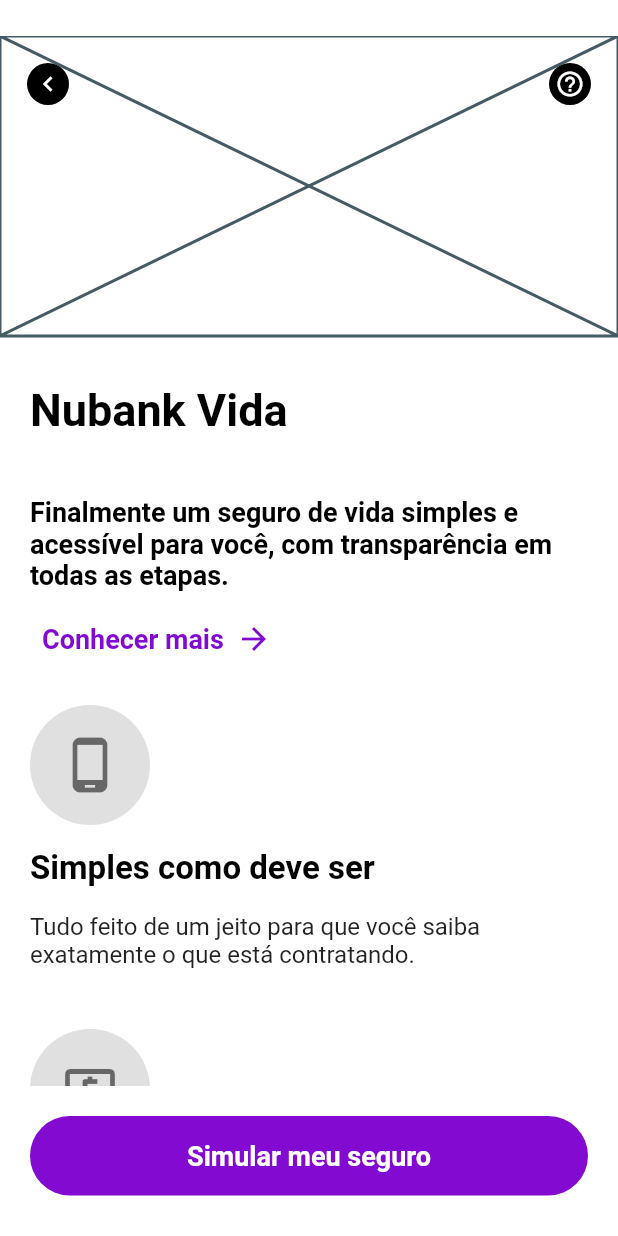
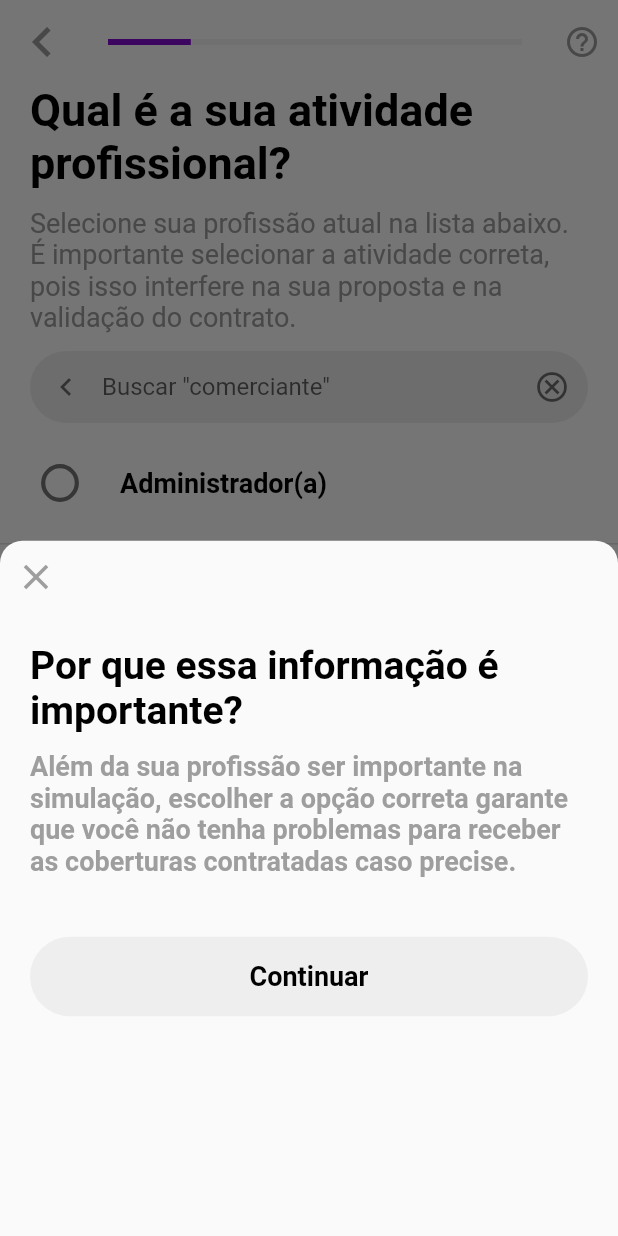
Before and after one commit to Eduardo-Tanaka/Nubank-flutter, a Flutter app: the SeguroVidaPage screen opened by its route, after a tap on "Simular meu seguro", on a phone screen of 412 x 824 dp. Run offline on Flutter 3.47's test engine with Material 2 defaults, Android fonts, the phone set to English and light mode, and no system bars; our stand-ins replace contacts_service, dotted_line, flutter_masked_text2, font_awesome_flutter, google_fonts, permission_handler and 1 more; missing offline and left inert: qr_code_scanner.

Commit message:
simular seguro vida

```diff
--- a/lib/app_widget.dart
+++ b/lib/app_widget.dart
@@ -32,6 +32,7 @@ import 'package:nubank/modules/recarga/recarga_valor_page.dart';
 import 'package:nubank/modules/receber/receber_page.dart';
 import 'package:nubank/modules/seguro/seguro_vida_info_page.dart';
 import 'package:nubank/modules/seguro/seguro_vida_page.dart';
+import 'package:nubank/modules/seguro/seguro_vida_simular_page.dart';
 import 'package:nubank/modules/transferir/qrcode/qrcode_read_page.dart';
 import 'package:nubank/modules/transferir/transferir_destino_page.dart';
 import 'package:nubank/modules/transferir/transferir_page.dart';
@@ -98,6 +99,7 @@ class AppWidget extends StatelessWidget {
       "/receber": ReceberPage(),
       "/seguro_vida": SeguroVidaPage(),
       "/seguro_vida_info": SeguroVidaInfoPage(),
+      "/seguro_vida_simular": SeguroVidaSimularPage(),
       "/transferir": TransferirPage(),
       "/transferir_confirmar": TransferirConfirmarPage(),
       "/transferir_destino": TransferirDestinoPage(),
--- a/lib/modules/seguro/seguro_vida_info_page.dart
+++ b/lib/modules/seguro/seguro_vida_info_page.dart
@@ -141,7 +141,9 @@ class SeguroVidaInfoPage extends StatelessWidget {
             children: [
               ButtonNuWidget(
                 text: "Simular meu seguro",
-                onPressed: () {},
+                onPressed: () {
+                  Navigator.pushNamed(context, "/seguro_vida_simular");
+                },
               ),
             ],
           ),
--- a/lib/modules/seguro/seguro_vida_page.dart
+++ b/lib/modules/seguro/seguro_vida_page.dart
@@ -190,7 +190,9 @@ class _SeguroVidaPageState extends State<SeguroVidaPage> {
             children: [
               ButtonNuWidget(
                 text: "Simular meu seguro",
-                onPressed: () {},
+                onPressed: () {
+                  Navigator.pushNamed(context, "/seguro_vida_simular");
+                },
               ),
             ],
           ),
--- /dev/null
+++ b/lib/modules/seguro/seguro_vida_simular_page.dart
@@ -0,0 +1,218 @@
+import 'package:flutter/material.dart';
+import 'package:nubank/shared/models/ajuda_params.dart';
+import 'package:nubank/shared/themes/app_text_styles.dart';
+import 'package:nubank/shared/widgets/app_bar/app_bar_widget.dart';
+import 'package:nubank/shared/widgets/button_nu/button_nu_widget.dart';
+import 'package:nubank/shared/widgets/floating_action_button/floating_action_button_widget.dart';
+import 'package:nubank/shared/widgets/radio_button/radio_button_widget.dart';
+
+class SeguroVidaSimularPage extends StatefulWidget {
+  const SeguroVidaSimularPage({Key? key}) : super(key: key);
+
+  @override
+  _SeguroVidaSimularPageState createState() => _SeguroVidaSimularPageState();
+}
+
+class _SeguroVidaSimularPageState extends State<SeguroVidaSimularPage> {
+  @override
+  void initState() {
+    super.initState();
+    WidgetsBinding.instance!.addPostFrameCallback((_) {
+      showModalBottomSheet(
+        context: context,
+        shape: RoundedRectangleBorder(
+          borderRadius: BorderRadius.only(
+            topLeft: Radius.circular(15.0),
+            topRight: Radius.circular(15.0),
+          ),
+        ),
+        builder: (context) {
+          return Container(
+            child: Column(
+              crossAxisAlignment: CrossAxisAlignment.start,
+              children: [
+                IconButton(
+                  iconSize: 28,
+                  splashRadius: 12,
+                  padding: const EdgeInsets.only(top: 0, bottom: 0),
+                  icon: Icon(
+                    Icons.close,
+                    color: Colors.grey,
+                  ),
+                  onPressed: () {
+                    Navigator.pop(context);
+                  },
+                  tooltip: "FECHAR",
+                ),
+                Padding(
+                  padding: const EdgeInsets.all(20),
+                  child: Column(
+                    crossAxisAlignment: CrossAxisAlignment.start,
+                    children: [
+                      Text(
+                        "Por que essa informação é importante?",
+                        style: TextStyles.titleBlackBold,
+                      ),
+                      Padding(
+                        padding: const EdgeInsets.only(
+                          top: 12,
+                          bottom: 40,
+                        ),
+                        child: Text(
+                          "Além da sua profissão ser importante na simulação, escolher a opção correta garante que você não tenha problemas para receber as coberturas contratadas caso precise.",
+                          style: TextStyles.textGreyBold,
+                        ),
+                      ),
+                      ButtonNuWidget(
+                        text: "Continuar",
+                        onPressed: () {},
+                        textColor: Colors.black,
+                        color: Colors.grey[200],
+                      ),
+                    ],
+                  ),
+                ),
+              ],
+            ),
+          );
+        },
+      );
+    });
+  }
+
+  String? groupValue;
+  List<String> profissoes = [
+    "Administrador(a)",
+    "Administrador(a) de ONG",
+    "Advogado(a)",
+    "Analista",
+    "Aposentado(a)",
+    "Arquiteto(a)",
+    "Artesão(ã), Artista plástico(a)",
+    "Assitente",
+    "Assitente social",
+    "Atendente",
+    "Atleta",
+    "Ator, Atriz",
+    "Auditor(a)",
+    "Autonômo(a) vinculado(a) a APP",
+    "Auxiliar",
+    "Bancário(a)",
+    "Biomédico(a)",
+    "Biólogo(a)",
+    "Bombeiro(a), Salva-vidas"
+  ];
+  final textController = TextEditingController();
+
+  @override
+  Widget build(BuildContext context) {
+    return Scaffold(
+      appBar: AppBarWidget(
+        value: 0.2,
+        linearProgressWidth: null,
+        icon: Icons.navigate_before,
+        showTrailingIcon: true,
+        onPressedTrailing: () {
+          Navigator.pushNamed(
+            context,
+            "/ajuda_home",
+            arguments: AjudaParams(
+              title: "Seguro de vida",
+              jsonFile: "seguro_vida.json",
+            ),
+          );
+        },
+      ),
+      body: SingleChildScrollView(
+        physics: BouncingScrollPhysics(),
+        child: Column(
+          children: [
+            Padding(
+              padding: const EdgeInsets.symmetric(horizontal: 20),
+              child: Column(
+                children: [
+                  Text(
+                    "Qual é a sua atividade profissional?",
+                    style: TextStyles.textBigBold,
+                  ),
+                  Padding(
+                    padding: const EdgeInsets.symmetric(vertical: 12),
+                    child: Text(
+                      "Selecione sua profissão atual na lista abaixo. É importante selecionar a atividade correta, pois isso interfere na sua proposta e na validação do contrato.",
+                      style: TextStyles.textGrey,
+                    ),
+                  ),
+                  TextField(
+                    decoration: InputDecoration(
+                      contentPadding: EdgeInsets.all(12),
+                      border: OutlineInputBorder(
+                        borderRadius: BorderRadius.circular(32),
+                        borderSide: BorderSide(
+                          width: 0,
+                          style: BorderStyle.none,
+                        ),
+                      ),
+                      hintText: "Buscar \"comerciante\"",
+                      fillColor: Colors.grey[200],
+                      filled: true,
+                      suffixIcon: IconButton(
+                        icon: Icon(Icons.cancel_outlined),
+                        color: Colors.black54,
+                        onPressed: () {
+                          textController.clear();
+                        },
+                        splashColor: Colors.transparent,
+                      ),
+                      prefixIcon: IconButton(
+                        icon: Icon(
+                          Icons.chevron_left_outlined,
+                        ),
+                        color: Colors.black54,
+                        onPressed: () {},
+                        splashColor: Colors.transparent,
+                      ),
+                    ),
+                    controller: textController,
+                  ),
+                ],
+              ),
+            ),
+            ListView.builder(
+              physics: ScrollPhysics(),
+              shrinkWrap: true,
+              itemCount: profissoes.length,
+              itemBuilder: (context, index) {
+                return RadioButtonWidget(
+                  onChanged: (value) {
+                    setState(() {
+                      groupValue = value;
+                    });
+                  },
+                  onTap: () {
+                    setState(() {
+                      groupValue = profissoes[index];
+                    });
+                  },
+                  groupValue: groupValue,
+                  value: profissoes[index],
+                );
+              },
+            ),
+          ],
+        ),
+      ),
+      floatingActionButton: FloatingActionButtonWidget(
+        onPressed: () {
+          if (groupValue != null) {
+            Navigator.pushNamed(
+              context,
+              "/recarga_resumo",
+              arguments: groupValue,
+            );
+          }
+        },
+        value: groupValue,
+      ),
+    );
+  }
+}
--- a/lib/shared/themes/app_text_styles.dart
+++ b/lib/shared/themes/app_text_styles.dart
@@ -84,14 +84,14 @@ class TextStyles {
     fontSize: 16,
     fontWeight: FontWeight.w600,
   );
+  static final textGrey = GoogleFonts.roboto(
+    color: Colors.grey,
+    fontSize: 18,
+  );
   static final textGreyBold = GoogleFonts.roboto(
     color: Colors.grey,
     fontSize: 18,
     fontWeight: FontWeight.w600,
-  );
-  static final textGrey = GoogleFonts.roboto(
-    color: Colors.grey,
-    fontSize: 18,
   );
   static final textCardGrey = GoogleFonts.roboto(
     color: Colors.grey,
--- a/lib/shared/widgets/app_bar/app_bar_widget.dart
+++ b/lib/shared/widgets/app_bar/app_bar_widget.dart
@@ -12,6 +12,7 @@ class AppBarWidget extends StatelessWidget with PreferredSizeWidget {
   final VoidCallback? onPressedTrailing;
   final VoidCallback? onPress;
   final Color? backgroundColor;
+  final double? linearProgressWidth;
 
   @override
   final Size preferredSize = Size.fromHeight(kToolbarHeight);
@@ -26,6 +27,7 @@ class AppBarWidget extends StatelessWidget with PreferredSizeWidget {
     this.onPressedTrailing,
     this.onPress,
     this.backgroundColor,
+    this.linearProgressWidth = 100,
   }) : super(key: key);
 
   @override
@@ -70,7 +72,7 @@ class AppBarWidget extends StatelessWidget with PreferredSizeWidget {
 
     if (value != null) {
       return Container(
-        width: 100,
+        width: linearProgressWidth,
         child: LinearProgressIndicator(
           color: AppColors.background,
           backgroundColor: Colors.grey[100],
--- a/lib/shared/widgets/button_nu/button_nu_widget.dart
+++ b/lib/shared/widgets/button_nu/button_nu_widget.dart
@@ -38,6 +38,7 @@ class ButtonNuWidget extends StatelessWidget {
       style: TextButton.styleFrom(
         backgroundColor: color ?? AppColors.primary,
         padding: EdgeInsets.all(padding),
+        primary: Colors.black87,
         shape: const RoundedRectangleBorder(
           borderRadius: BorderRadius.all(
             Radius.circular(32),
```
Also changed, not shown: lib/modules/recarga/recarga_valor_page.dart (+5 -2 lines).
